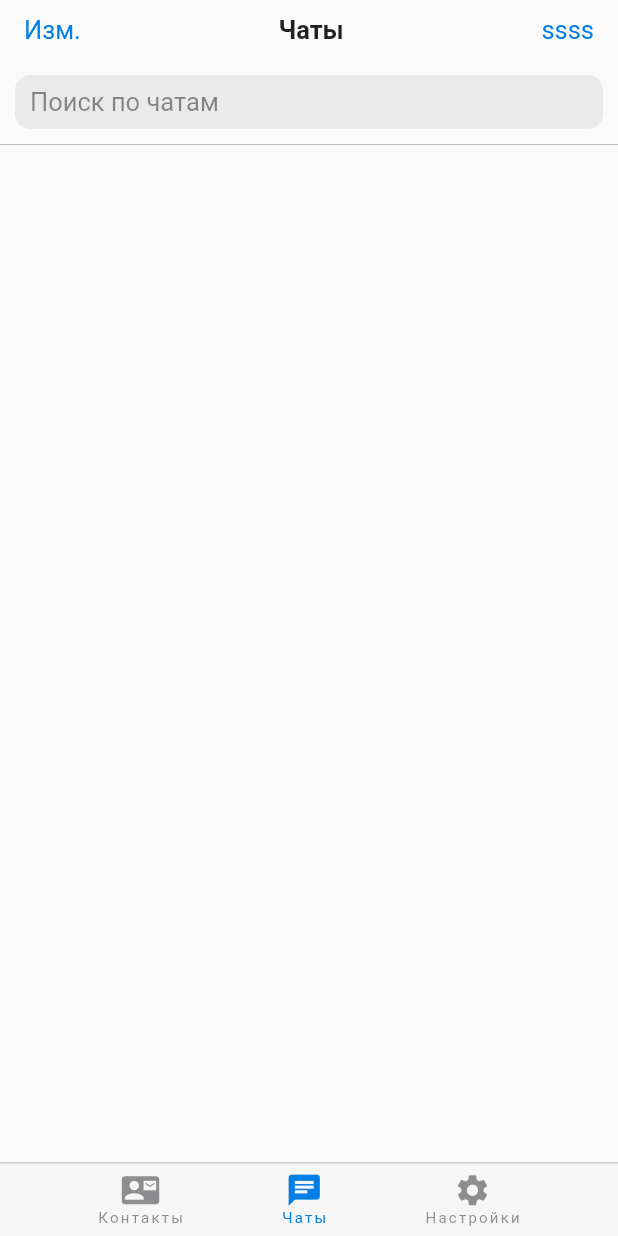
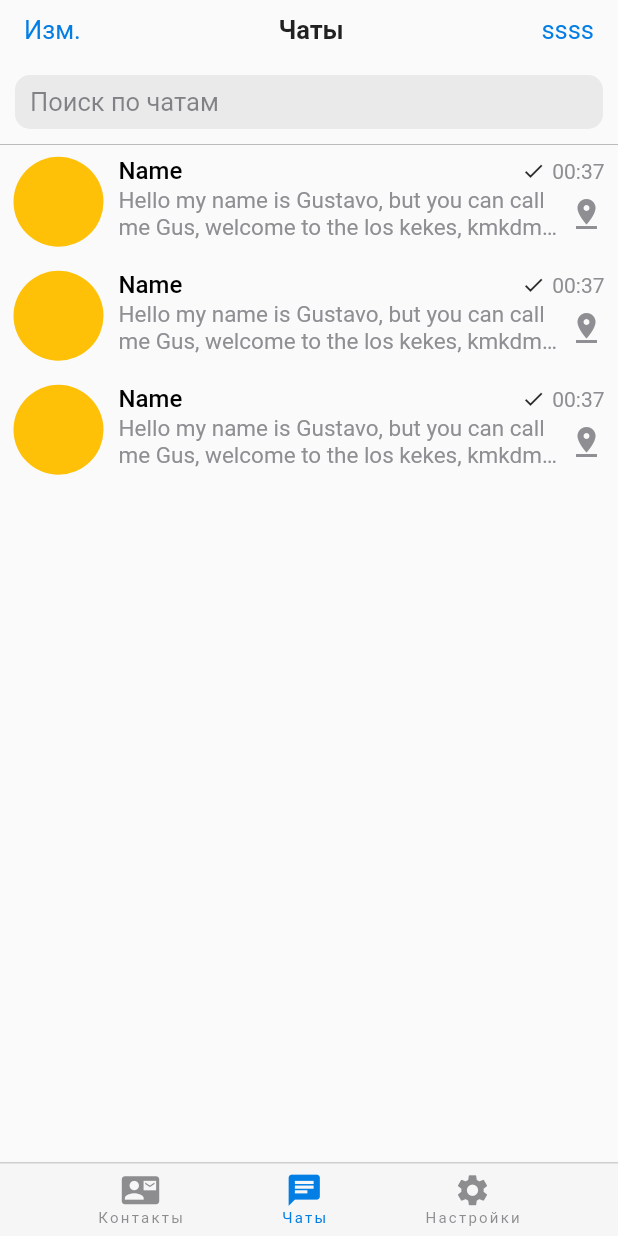
Before and after one commit to KidNeKit/FakeTelegram, a Flutter app: the HomeScreen screen opened by its route, on a phone screen of 412 x 824 dp. Run offline on Flutter 3.47's test engine with Material 2 defaults, Android fonts, the phone set to English and light mode, and no system bars; our stand-ins replace flutter_bloc; Roboto replaces fonts that are missing (SF Pro).

Commit message:
Added chat item

```diff
--- a/lib/colors.dart
+++ b/lib/colors.dart
@@ -5,3 +5,4 @@ Color greyDisabledColor = const Color(0xFF545458).withOpacity(0.65);
 Color blueSelectedColor = const Color(0xFF037EE5);
 
 Color dividerColor = const Color(0xFFA6A6AA);
+Color messagePreviewColor = const Color(0xFF8E8E93);
--- /dev/null
+++ b/lib/presentation/screens/messages_screen/chat_listview.dart
@@ -0,0 +1,77 @@
+import 'package:flutter/material.dart';
+
+import '../../../styles.dart';
+
+class ChatListView extends StatelessWidget {
+  const ChatListView({super.key});
+
+  @override
+  Widget build(BuildContext context) {
+    return Expanded(
+      child: Container(),
+    );
+  }
+}
+
+class ChatItem extends StatelessWidget {
+  const ChatItem({super.key});
+
+  @override
+  Widget build(BuildContext context) {
+    return Container(
+      height: 76,
+      width: MediaQuery.of(context).size.width,
+      padding: const EdgeInsets.only(left: 9.0, top: 8.0, bottom: 8.0),
+      child: Row(
+        children: [
+          const CircleAvatar(
+            radius: 30.0,
+            backgroundColor: Colors.amber,
+          ),
+          const SizedBox(width: 10.0),
+          Column(
+            crossAxisAlignment: CrossAxisAlignment.start,
+            children: [
+              SizedBox(
+                width: MediaQuery.of(context).size.width - 80,
+                child: Row(
+                  crossAxisAlignment: CrossAxisAlignment.center,
+                  children: [
+                    Expanded(
+                        child: Text(
+                      'Name',
+                      style: chatNameStyle,
+                      overflow: TextOverflow.ellipsis,
+                    )),
+                    const Icon(Icons.check, size: 16.0),
+                    const SizedBox(width: 4.5),
+                    Text('00:37', style: chatGreyInfoStyle),
+                    const SizedBox(width: 8.0),
+                  ],
+                ),
+              ),
+              const SizedBox(height: 1.0),
+              SizedBox(
+                width: MediaQuery.of(context).size.width - 80,
+                child: Row(
+                  children: [
+                    Expanded(
+                      child: Text(
+                        'Hello my name is Gustavo, but you can call me Gus, welcome to the los kekes, kmkdmada',
+                        style: messagePreviewStyle,
+                        maxLines: 2,
+                        overflow: TextOverflow.ellipsis,
+                      ),
+                    ),
+                    const Icon(Icons.pin_drop, color: Color(0xFF8E8E93)),
+                    const SizedBox(width: 8.0),
+                  ],
+                ),
+              ),
+            ],
+          ),
+        ],
+      ),
+    );
+  }
+}
--- a/lib/presentation/screens/messages_screen/messages_screen.dart
+++ b/lib/presentation/screens/messages_screen/messages_screen.dart
@@ -1,3 +1,4 @@
+import 'package:fake_telegram/presentation/screens/messages_screen/chat_listview.dart';
 import 'package:flutter/material.dart';
 
 import 'messages_header.dart';
@@ -12,6 +13,9 @@ class MessagesScreen extends StatelessWidget {
       children: const [
         MessagesHeader(),
         SearchTextField(),
+        ChatItem(),
+        ChatItem(),
+        ChatItem(),
       ],
     );
   }
--- a/lib/styles.dart
+++ b/lib/styles.dart
@@ -14,3 +14,24 @@ TextStyle headerLabel = const TextStyle(
   fontFamily: 'SF Pro',
   fontWeight: FontWeight.w600,
 );
+
+TextStyle chatNameStyle = const TextStyle(
+  fontSize: 16.0,
+  fontFamily: 'SF Pro',
+  fontWeight: FontWeight.w500,
+  color: Colors.black,
+);
+
+TextStyle chatGreyInfoStyle = const TextStyle(
+  fontSize: 14.0,
+  fontFamily: 'SF Pro',
+  fontWeight: FontWeight.w400,
+  color: Color(0xFF8E8E93),
+);
+
+TextStyle messagePreviewStyle = TextStyle(
+  fontSize: 15.0,
+  fontFamily: 'SF Pro',
+  fontWeight: FontWeight.w400,
+  color: messagePreviewColor,
+);
```
